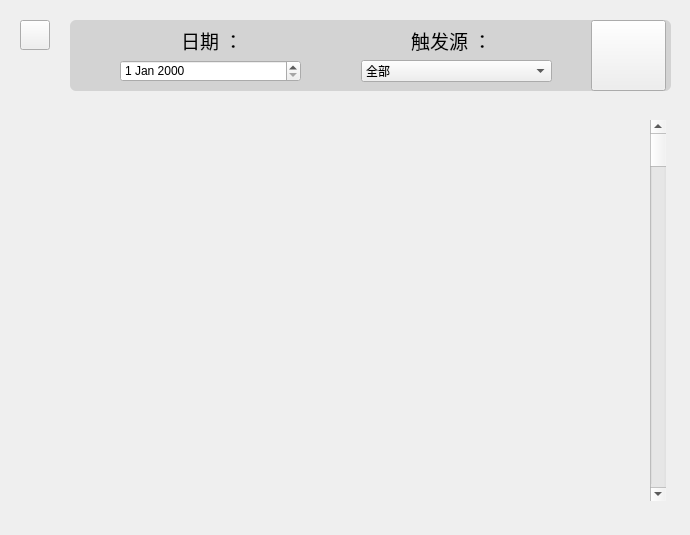
Before: the Qt Designer form ZooFence_Pi/page6.ui in Isabella98Liu/ZooFence_RaspberryPi, drawn with Qt 5.
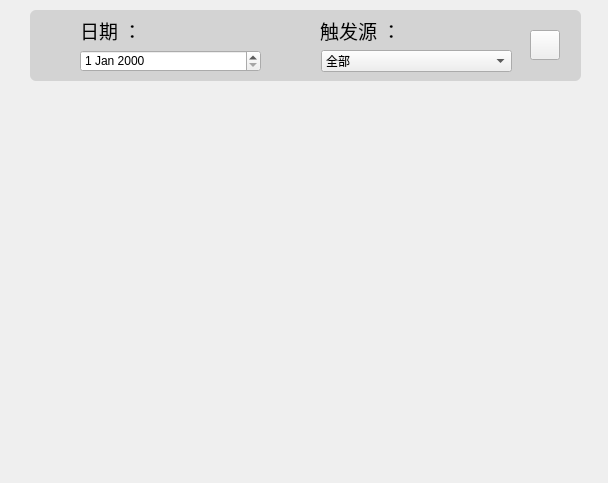
After: the same form once the commit is applied. Icons and pictures are not drawn.

The edit to the form file:
```diff
--- a/ZooFence_Pi/page6.ui
+++ b/ZooFence_Pi/page6.ui
@@ -6,8 +6,8 @@
    <rect>
     <x>0</x>
     <y>0</y>
-    <width>690</width>
-    <height>535</height>
+    <width>608</width>
+    <height>483</height>
    </rect>
   </property>
   <property name="windowTitle">
@@ -16,9 +16,9 @@
   <widget class="QLabel" name="label_2">
    <property name="geometry">
     <rect>
-     <x>70</x>
-     <y>20</y>
-     <width>601</width>
+     <x>30</x>
+     <y>10</y>
+     <width>551</width>
      <height>71</height>
     </rect>
    </property>
@@ -36,8 +36,8 @@
   <widget class="QLabel" name="label_3">
    <property name="geometry">
     <rect>
-     <x>181</x>
-     <y>30</y>
+     <x>80</x>
+     <y>20</y>
      <width>71</width>
      <height>21</height>
     </rect>
@@ -55,8 +55,8 @@
   <widget class="QLabel" name="label_4">
    <property name="geometry">
     <rect>
-     <x>411</x>
-     <y>30</y>
+     <x>320</x>
+     <y>20</y>
      <width>81</width>
      <height>21</height>
     </rect>
@@ -74,8 +74,8 @@
   <widget class="QComboBox" name="comboBox">
    <property name="geometry">
     <rect>
-     <x>361</x>
-     <y>60</y>
+     <x>321</x>
+     <y>50</y>
      <width>191</width>
      <height>22</height>
     </rect>
@@ -109,48 +109,8 @@
   <widget class="QPushButton" name="pushButton">
    <property name="geometry">
     <rect>
-     <x>591</x>
-     <y>20</y>
-     <width>75</width>
-     <height>71</height>
-    </rect>
-   </property>
-   <property name="text">
-    <string/>
-   </property>
-   <property name="icon">
-    <iconset>
-     <normaloff>:/icon/Recource/fine.png</normaloff>:/icon/Recource/fine.png</iconset>
-   </property>
-  </widget>
-  <widget class="QDateEdit" name="dateEdit">
-   <property name="geometry">
-    <rect>
-     <x>120</x>
-     <y>60</y>
-     <width>181</width>
-     <height>22</height>
-    </rect>
-   </property>
-  </widget>
-  <widget class="QScrollBar" name="verticalScrollBar">
-   <property name="geometry">
-    <rect>
-     <x>650</x>
-     <y>120</y>
-     <width>16</width>
-     <height>381</height>
-    </rect>
-   </property>
-   <property name="orientation">
-    <enum>Qt::Vertical</enum>
-   </property>
-  </widget>
-  <widget class="QPushButton" name="pushButton_2">
-   <property name="geometry">
-    <rect>
-     <x>20</x>
-     <y>20</y>
+     <x>530</x>
+     <y>30</y>
      <width>30</width>
      <height>30</height>
     </rect>
@@ -164,11 +124,32 @@
    </property>
    <property name="iconSize">
     <size>
-     <width>30</width>
-     <height>30</height>
+     <width>25</width>
+     <height>25</height>
     </size>
    </property>
   </widget>
+  <widget class="QDateEdit" name="dateEdit">
+   <property name="geometry">
+    <rect>
+     <x>80</x>
+     <y>50</y>
+     <width>181</width>
+     <height>22</height>
+    </rect>
+   </property>
+  </widget>
+  <widget class="QWidget" name="gridLayoutWidget">
+   <property name="geometry">
+    <rect>
+     <x>30</x>
+     <y>110</y>
+     <width>551</width>
+     <height>351</height>
+    </rect>
+   </property>
+   <layout class="QGridLayout" name="gridLayout"/>
+  </widget>
  </widget>
  <resources>
   <include location="resources.qrc"/>
```
Left out of the diff: 2 changed lines with no effect on the pictures.
